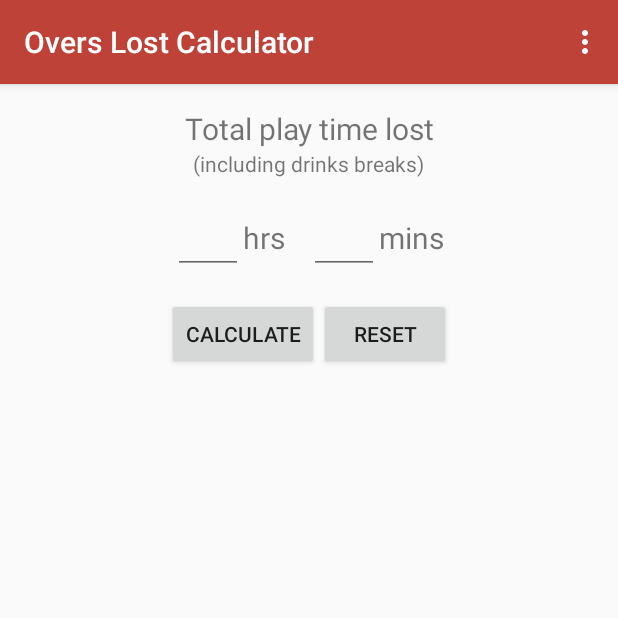
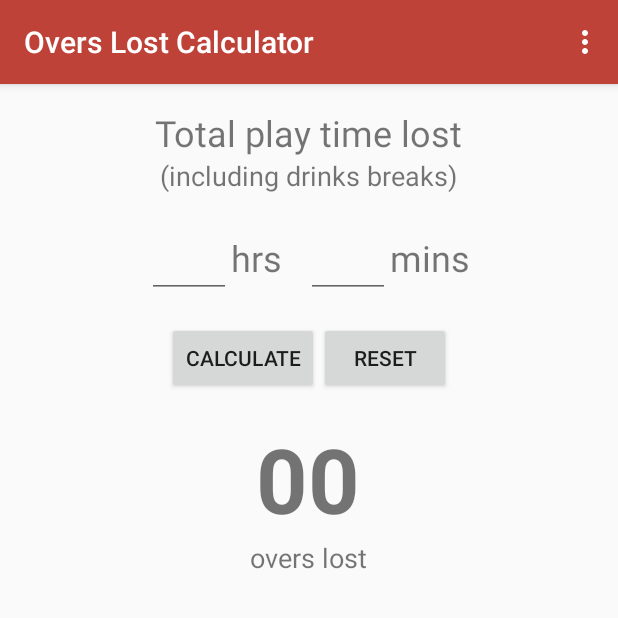
Before and after one commit to jeremyleee/Duckie, an Android app: the screen it shows after launch (CalculatorActivity), after a tap on "OVERS LOST CALCULATOR", on a phone screen of 412 x 824 dp, the top half of it. Run offline under Robolectric (Android 15) with nearby library versions, the phone set to English and light mode, and no system bars.

Commit message:
Tidied up overs lost calculator layout

```diff
--- a/app/src/main/java/com/tragicfruit/duckie/OLCalculatorFragment.java
+++ b/app/src/main/java/com/tragicfruit/duckie/OLCalculatorFragment.java
@@ -27,6 +27,7 @@ public class OLCalculatorFragment extends Fragment {
     private EditText mHoursLostField;
     private EditText mMinsLostField;
     private TextView mResultTextView;
+    private View mResultSection;
 
     private OLCalculation mCalculation;
 
@@ -56,6 +57,7 @@ public class OLCalculatorFragment extends Fragment {
         if (mCalculation.getMinutesLost() >= 0)
             mMinsLostField.setText("" + mCalculation.getMinutesLost());
 
+        mResultSection = v.findViewById(R.id.overs_lost_result_section);
         mResultTextView = (TextView) v.findViewById(R.id.overs_lost_result_textView);
         if (mCalculation.getHoursLost() >= 0 && mCalculation.getMinutesLost() >= 0) {
             updateResult();
@@ -77,7 +79,7 @@ public class OLCalculatorFragment extends Fragment {
                 mMinsLostField.setText("");
                 mCalculation.setHoursLost(-1);
                 mCalculation.setMinutesLost(-1);
-                mResultTextView.setVisibility(View.GONE);
+                mResultSection.setVisibility(View.GONE);
             }
         });
 
@@ -85,8 +87,8 @@ public class OLCalculatorFragment extends Fragment {
     }
 
     private void updateResult() {
-        mResultTextView.setVisibility(View.VISIBLE);
-        mResultTextView.setText(getResult() + " overs lost");
+        mResultSection.setVisibility(View.VISIBLE);
+        mResultTextView.setText("" + getResult());
     }
 
     private int getResult() {
--- a/app/src/main/res/layout/ol_fragment_calculator.xml
+++ b/app/src/main/res/layout/ol_fragment_calculator.xml
@@ -17,9 +17,10 @@
             android:text="@string/total_play_time_lost_label"
             android:layout_width="wrap_content"
             android:layout_height="wrap_content"
-            android:textSize="20sp"/>
+            android:textSize="24sp"/>
 
         <TextView
+            android:textSize="18sp"
             android:text="@string/including_drinks_label"
             android:layout_width="wrap_content"
             android:layout_height="wrap_content"
@@ -37,7 +38,7 @@
                 android:layout_height="wrap_content"
                 android:inputType="number"
                 android:ems="2"
-                android:textSize="20sp"
+                android:textSize="24sp"
                 android:gravity="end"/>
 
             <TextView
@@ -46,7 +47,7 @@
                 android:layout_height="wrap_content"
                 android:layout_marginRight="16dp"
                 android:layout_marginEnd="16dp"
-                android:textSize="20sp"/>
+                android:textSize="24sp"/>
 
             <EditText
                 android:id="@+id/mins_lost_editText"
@@ -54,27 +55,27 @@
                 android:layout_height="wrap_content"
                 android:inputType="number"
                 android:ems="2"
-                android:textSize="20sp"
+                android:textSize="24sp"
                 android:gravity="end"/>
 
             <TextView
                 android:text="@string/minutes_label"
                 android:layout_width="wrap_content"
                 android:layout_height="wrap_content"
-                android:textSize="20sp"/>
+                android:textSize="24sp"/>
 
         </LinearLayout>
 
         <LinearLayout
             android:layout_width="wrap_content"
-            android:layout_height="wrap_content">
+            android:layout_height="wrap_content"
+            android:layout_marginBottom="16dp">
 
             <Button
                 android:id="@+id/calculate_overs_lost_button"
                 android:text="@string/calculate_overs_lost_button_label"
                 android:layout_width="wrap_content"
-                android:layout_height="wrap_content"
-                android:layout_marginBottom="16dp"/>
+                android:layout_height="wrap_content"/>
 
             <Button
                 android:id="@+id/reset_button"
@@ -84,14 +85,28 @@
 
         </LinearLayout>
 
-        <TextView
-            android:visibility="gone"
-            android:layout_marginTop="20dp"
-            android:id="@+id/overs_lost_result_textView"
-            android:textSize="36sp"
+        <LinearLayout
+            android:id="@+id/overs_lost_result_section"
             android:layout_width="wrap_content"
             android:layout_height="wrap_content"
-            android:text="00 overs lost"/>
+            android:orientation="vertical"
+            android:gravity="center_horizontal">
+
+            <TextView
+                android:id="@+id/overs_lost_result_textView"
+                android:textSize="60sp"
+                android:layout_width="wrap_content"
+                android:layout_height="wrap_content"
+                android:text="00"
+                android:textStyle="bold"/>
+
+            <TextView
+                android:text="@string/overs_lost_label"
+                android:textSize="18sp"
+                android:layout_width="wrap_content"
+                android:layout_height="wrap_content"/>
+
+        </LinearLayout>
 
     </LinearLayout>
 
--- a/app/src/main/res/values/strings.xml
+++ b/app/src/main/res/values/strings.xml
@@ -40,6 +40,7 @@
     <string name="minutes_label">mins</string>
     <string name="calculate_overs_lost_button_label">Calculate</string>
     <string name="reset_overs_lost_button_label">Reset</string>
+    <string name="overs_lost_label">overs lost</string>
     <string name="change_overs_per_hour_label">Change overs per hour</string>
     <string name="mens_odi_label">%s overs per hour (ODI)</string>
     <string name="mens_t20_label">%s overs per hour (T20)</string>
```
